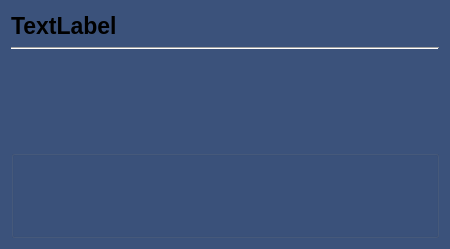
First picture: the form in lab3/LinkDove/messagecard.ui, repository ElizavetaPa17/LinkDove, before the edit.
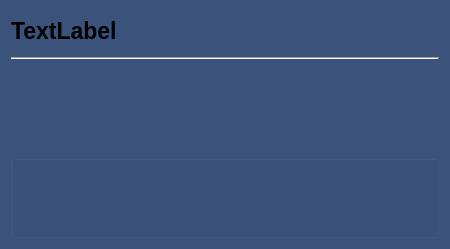
Second picture: the form after the edit. Icons and pictures are not drawn.

Commit message: add the possibility to delete messages

```diff
--- a/lab3/LinkDove/messagecard.ui
+++ b/lab3/LinkDove/messagecard.ui
@@ -44,65 +44,7 @@
 }</string>
   </property>
   <layout class="QGridLayout" name="gridLayout">
-   <item row="1" column="0">
-    <widget class="Line" name="line">
-     <property name="orientation">
-      <enum>Qt::Horizontal</enum>
-     </property>
-    </widget>
-   </item>
-   <item row="0" column="0">
-    <widget class="QLabel" name="ownerLabel">
-     <property name="maximumSize">
-      <size>
-       <width>16777215</width>
-       <height>30</height>
-      </size>
-     </property>
-     <property name="font">
-      <font>
-       <pointsize>17</pointsize>
-       <bold>true</bold>
-      </font>
-     </property>
-     <property name="styleSheet">
-      <string notr="true">QLabel {
-	background-color: #3b527b;;
-}</string>
-     </property>
-     <property name="text">
-      <string>TextLabel</string>
-     </property>
-    </widget>
-   </item>
-   <item row="2" column="0">
-    <widget class="QLabel" name="label">
-     <property name="font">
-      <font>
-       <pointsize>17</pointsize>
-       <bold>true</bold>
-      </font>
-     </property>
-     <property name="autoFillBackground">
-      <bool>false</bool>
-     </property>
-     <property name="styleSheet">
-      <string notr="true">QLabel {
-	background-color: #3b527b;;
-}</string>
-     </property>
-     <property name="text">
-      <string/>
-     </property>
-     <property name="alignment">
-      <set>Qt::AlignLeading|Qt::AlignLeft|Qt::AlignTop</set>
-     </property>
-     <property name="wordWrap">
-      <bool>true</bool>
-     </property>
-    </widget>
-   </item>
-   <item row="3" column="0">
+   <item row="4" column="0" colspan="2">
     <widget class="QGroupBox" name="groupBox">
      <property name="styleSheet">
       <string notr="true">QGroupBox
@@ -177,6 +119,117 @@
      </layout>
     </widget>
    </item>
+   <item row="3" column="0" colspan="2">
+    <widget class="QLabel" name="label">
+     <property name="font">
+      <font>
+       <pointsize>17</pointsize>
+       <bold>true</bold>
+      </font>
+     </property>
+     <property name="autoFillBackground">
+      <bool>false</bool>
+     </property>
+     <property name="styleSheet">
+      <string notr="true">QLabel {
+	background-color: #3b527b;;
+}</string>
+     </property>
+     <property name="text">
+      <string/>
+     </property>
+     <property name="alignment">
+      <set>Qt::AlignLeading|Qt::AlignLeft|Qt::AlignTop</set>
+     </property>
+     <property name="wordWrap">
+      <bool>true</bool>
+     </property>
+    </widget>
+   </item>
+   <item row="0" column="0" colspan="2">
+    <layout class="QHBoxLayout" name="horizontalLayout">
+     <item>
+      <widget class="QLabel" name="ownerLabel">
+       <property name="minimumSize">
+        <size>
+         <width>360</width>
+         <height>0</height>
+        </size>
+       </property>
+       <property name="maximumSize">
+        <size>
+         <width>16777215</width>
+         <height>30</height>
+        </size>
+       </property>
+       <property name="font">
+        <font>
+         <pointsize>17</pointsize>
+         <bold>true</bold>
+        </font>
+       </property>
+       <property name="styleSheet">
+        <string notr="true">QLabel {
+	background-color: #3b527b;;
+}</string>
+       </property>
+       <property name="text">
+        <string>TextLabel</string>
+       </property>
+      </widget>
+     </item>
+     <item>
+      <widget class="QPushButton" name="deleteButton">
+       <property name="minimumSize">
+        <size>
+         <width>40</width>
+         <height>40</height>
+        </size>
+       </property>
+       <property name="maximumSize">
+        <size>
+         <width>40</width>
+         <height>40</height>
+        </size>
+       </property>
+       <property name="cursor">
+        <cursorShape>PointingHandCursor</cursorShape>
+       </property>
+       <property name="whatsThis">
+        <string>Удалить сообщение.</string>
+       </property>
+       <property name="styleSheet">
+        <string notr="true">QPushButton {
+	background-color: #3b527b;;
+}</string>
+       </property>
+       <property name="text">
+        <string/>
+       </property>
+       <property name="icon">
+        <iconset resource="client.qrc">
+         <normaloff>:/resources/white_trash_icon.png</normaloff>:/resources/white_trash_icon.png</iconset>
+       </property>
+       <property name="iconSize">
+        <size>
+         <width>25</width>
+         <height>25</height>
+        </size>
+       </property>
+       <property name="flat">
+        <bool>true</bool>
+       </property>
+      </widget>
+     </item>
+    </layout>
+   </item>
+   <item row="2" column="0" colspan="2">
+    <widget class="Line" name="line">
+     <property name="orientation">
+      <enum>Qt::Horizontal</enum>
+     </property>
+    </widget>
+   </item>
   </layout>
  </widget>
  <resources>
```
The commit also changes 20 other files.
